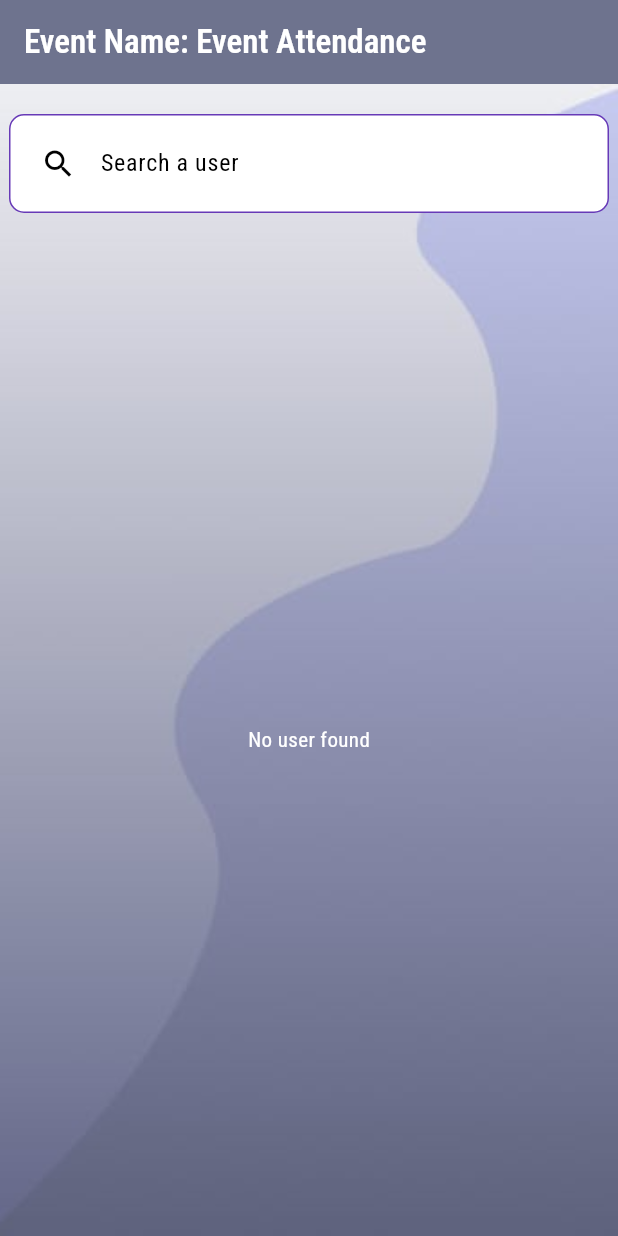
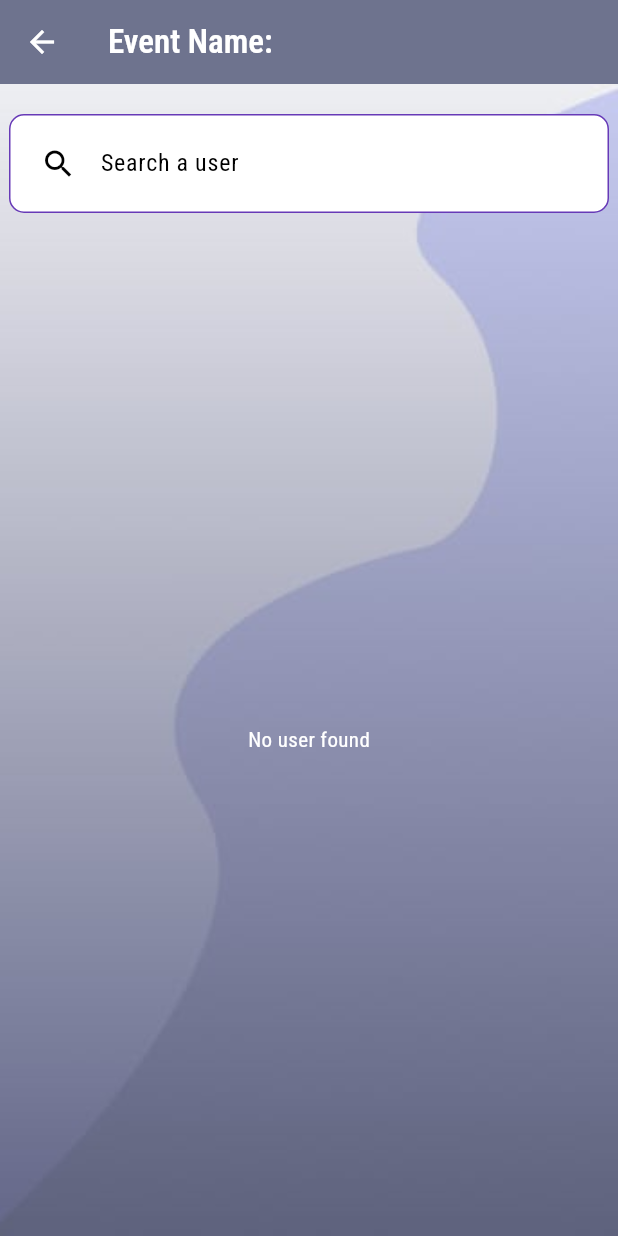
Before and after one commit to WenDEVLIFE/Flutter_QR_Attendace_System, a Flutter app: the EventAttendanceScreen screen opened directly with empty values, on a phone screen of 412 x 824 dp. Run offline on Flutter 3.47's test engine with Material 3 defaults, Android fonts, the phone set to English and light mode, and no system bars; our stand-ins replace cached_network_image, cloud_firestore, curved_navigation_bar, firebase_core, firebase_storage, flutter_map and 13 more; missing offline and left inert: bcrypt, google_ml_kit, mailer, qr_code_scanner; accounts and stored records are empty.

Commit message:
Aded View Event and added back button on the EventAttendanceScreen.dart 😊👌

```diff
--- a/lib/Screens/EventAttendanceScreen.dart
+++ b/lib/Screens/EventAttendanceScreen.dart
@@ -14,7 +14,7 @@ class EventAttendanceScreen extends StatefulWidget {
   final Map<String, dynamic> data;
 }
 
-class EventAttendanceState extends State<EventAttendanceScreen>{
+class EventAttendanceState extends State<EventAttendanceScreen> {
   List<UserDataModel> _users = [];
   List<UserDataModel> _filteredUsers = [];
   final TextEditingController _searchController = TextEditingController();
@@ -22,11 +22,12 @@ class EventAttendanceState extends State<EventAttendanceScreen>{
   bool _isloading = true;
   late String username;
   late String eventName;
+  late Map<String, dynamic> data;
 
   @override
   void initState() {
     super.initState();
-    final data = widget.data;
+    data = widget.data;
     eventName = data['eventName'];
     _fetchUsers();
     _searchController.addListener(_filterUsers);
@@ -59,7 +60,6 @@ class EventAttendanceState extends State<EventAttendanceScreen>{
     });
   }
 
-
   void _showToast(String message, Color backgroundColor) {
     Fluttertoast.showToast(
       msg: message,
@@ -81,13 +81,19 @@ class EventAttendanceState extends State<EventAttendanceScreen>{
       },
       child: Scaffold(
         appBar: AppBar(
-          title: const Text(
-            'Event Name: Event Attendance',
-            style: TextStyle(
+          title: Text(
+            'Event Name: $eventName',
+            style: const TextStyle(
               color: Colors.white,
               fontFamily: 'Roboto',
               fontWeight: FontWeight.w600,
             ),
+          ),
+          leading: IconButton(
+            icon: const Icon(Icons.arrow_back, color: Colors.white),
+            onPressed: () {
+              Navigator.pop(context);
+            },
           ),
           automaticallyImplyLeading: false,
           backgroundColor: const Color(0xFF6E738E),
```
Also changed, not shown: lib/Screens/EventScreen.dart (+50 -8 lines).
